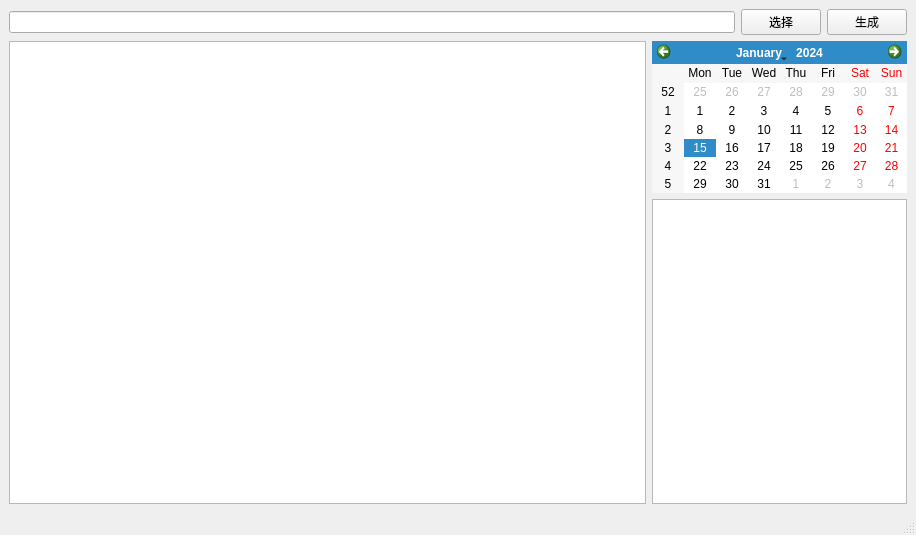
First picture: the form in WeeklyReports.ui, repository johnsonLT/WeeklyReports, before the edit.
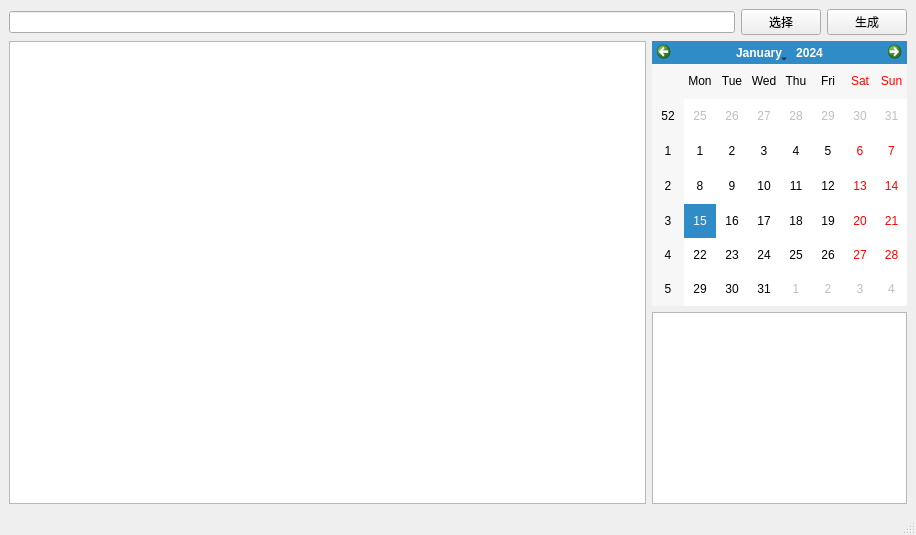
Second picture: the form after the edit.

Commit message: 数据复制完成，开始考虑处理合并单元格

```diff
--- a/WeeklyReports.ui
+++ b/WeeklyReports.ui
@@ -48,7 +48,7 @@
          <widget class="QListWidget" name="listWidget_filelist"/>
         </item>
         <item>
-         <layout class="QVBoxLayout" name="verticalLayout" stretch="2,4">
+         <layout class="QVBoxLayout" name="verticalLayout" stretch="2,0">
           <item>
            <widget class="QCalendarWidget" name="calendarWidget">
             <property name="enabled">
@@ -63,7 +63,7 @@
            </widget>
           </item>
           <item>
-           <widget class="QTableView" name="tableView"/>
+           <widget class="QListWidget" name="listWidget_info"/>
           </item>
          </layout>
         </item>
```
The commit also changes 2 other files.
